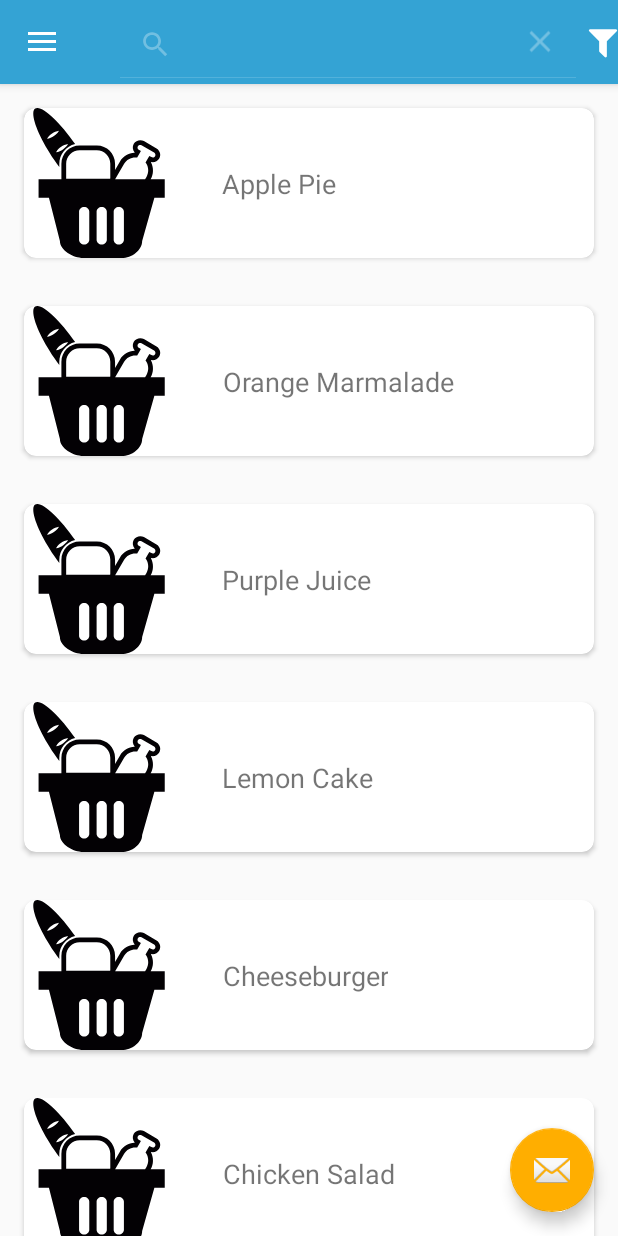
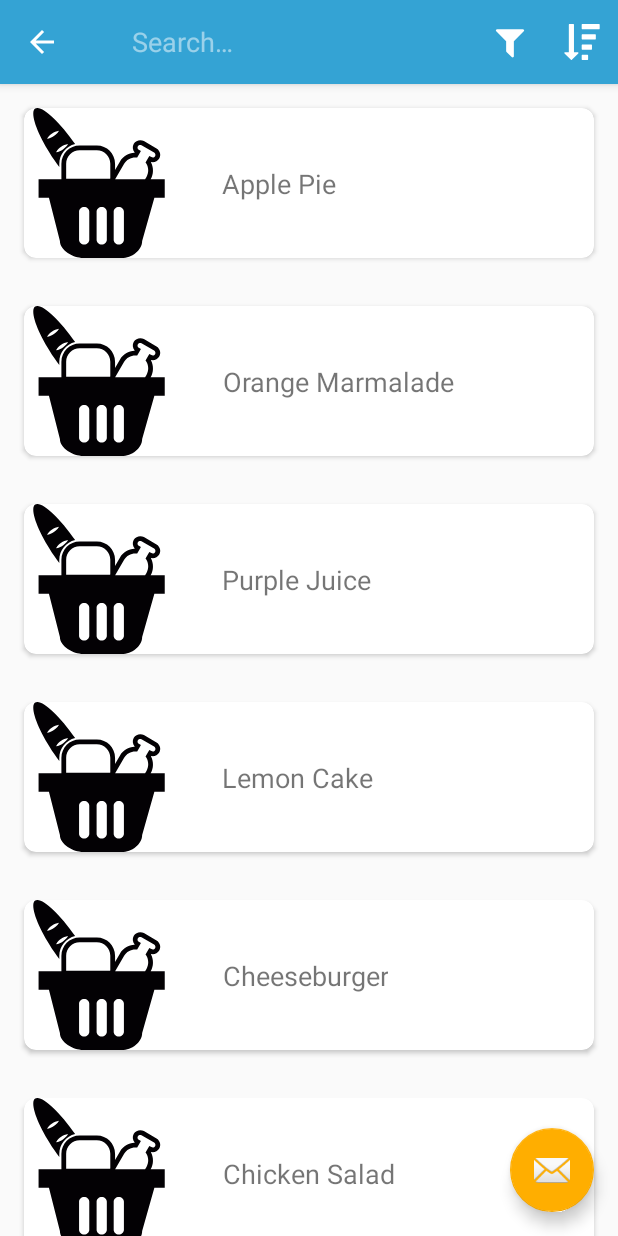
Before and after one commit to MusapKahraman/KitchenAssistant, an Android app: the fragment NotebookFragment placed in its activity, after a tap on "Search", on a phone screen of 412 x 824 dp. Run offline under Robolectric (Android 15) with nearby library versions, the phone set to English and light mode, and no system bars; our stand-ins replace Firebase (no records; nobody signed in at launch, a user with empty details on screens opened directly), Room's generated code; libraries missing offline, so code that uses them is left out: com.firebase.ui; pictures from the network do not load.

Commit message:
add: Utilize search view for recipes

```diff
--- a/app/src/main/AndroidManifest.xml
+++ b/app/src/main/AndroidManifest.xml
@@ -45,6 +45,7 @@
         <activity
             android:name=".activities.RecipeDetailActivity"
             android:label="@string/title_activity_recipe_detail"
+            android:launchMode="singleTop"
             android:parentActivityName=".activities.MainActivity"
             android:theme="@style/AppTheme.NoActionBar">
             <meta-data
--- a/app/src/main/java/com/example/kitchen/adapters/RecipesAdapter.java
+++ b/app/src/main/java/com/example/kitchen/adapters/RecipesAdapter.java
@@ -11,11 +11,13 @@ import android.widget.TextView;
 import com.example.kitchen.R;
 import com.example.kitchen.data.Recipe;
 
+import java.util.ArrayList;
 import java.util.List;
 
 public class RecipesAdapter extends RecyclerView.Adapter<RecipesAdapter.RecipeCardViewHolder> {
     private final OnRecipeClickListener mRecipeClickListener;
     private List<Recipe> mRecipes;
+    private List<Recipe> mFilteredRecipes;
 
     public RecipesAdapter(OnRecipeClickListener recipeClickListener) {
         mRecipeClickListener = recipeClickListener;
@@ -23,8 +25,8 @@ public class RecipesAdapter extends RecyclerView.Adapter<RecipesAdapter.RecipeCa
 
     @Override
     public int getItemCount() {
-        if (mRecipes != null) {
-            return mRecipes.size();
+        if (mFilteredRecipes != null) {
+            return mFilteredRecipes.size();
         } else {
             return 0;
         }
@@ -40,14 +42,31 @@ public class RecipesAdapter extends RecyclerView.Adapter<RecipesAdapter.RecipeCa
 
     @Override
     public void onBindViewHolder(@NonNull RecipeCardViewHolder holder, int position) {
-        if (mRecipes != null) {
+        if (mFilteredRecipes != null) {
             holder.bind(position);
         }
     }
 
     public void setRecipes(List<Recipe> recipes) {
         mRecipes = recipes;
+        mFilteredRecipes = recipes;
         notifyDataSetChanged();
+    }
+
+    public void filter(CharSequence charSequence) {
+        String charString = charSequence.toString();
+        if (!charString.isEmpty()) {
+            List<Recipe> filteredList = new ArrayList<>();
+            for (Recipe row : mRecipes) {
+                if (row.title.toLowerCase().contains(charString.toLowerCase()) || row.writer.contains(charSequence)) {
+                    filteredList.add(row);
+                }
+            }
+            mFilteredRecipes = filteredList;
+            notifyDataSetChanged();
+        } else {
+            setRecipes(mRecipes);
+        }
     }
 
     public class RecipeCardViewHolder extends RecyclerView.ViewHolder implements View.OnClickListener {
@@ -64,7 +83,7 @@ public class RecipesAdapter extends RecyclerView.Adapter<RecipesAdapter.RecipeCa
         }
 
         private void bind(int position) {
-            Recipe current = mRecipes.get(position);
+            Recipe current = mFilteredRecipes.get(position);
             recipeId = current.id;
             recipeName = current.title;
             recipeNameTextView.setText(recipeName);
--- a/app/src/main/java/com/example/kitchen/fragments/NotebookFragment.java
+++ b/app/src/main/java/com/example/kitchen/fragments/NotebookFragment.java
@@ -3,9 +3,11 @@ package com.example.kitchen.fragments;
 import android.content.Context;
 import android.os.Bundle;
 import android.support.annotation.NonNull;
+import android.support.design.widget.Snackbar;
 import android.support.v4.app.Fragment;
 import android.support.v7.widget.LinearLayoutManager;
 import android.support.v7.widget.RecyclerView;
+import android.support.v7.widget.SearchView;
 import android.util.Log;
 import android.view.LayoutInflater;
 import android.view.Menu;
@@ -30,6 +32,8 @@ public class NotebookFragment extends Fragment {
     private LinearLayoutManager mLayoutManager;
     private OnRecipeClickListener mClickListener;
     private int mFirstVisibleItemPos;
+    private View mRootView;
+    private NotebookAdapter mAdapter;
 
     public NotebookFragment() {
         // Required empty public constructor
@@ -56,26 +60,24 @@ public class NotebookFragment extends Fragment {
     public View onCreateView(@NonNull LayoutInflater inflater, ViewGroup container,
                              Bundle savedInstanceState) {
         // Inflate the layout for this fragment
-        View rootView = inflater.inflate(R.layout.fragment_recipes, container, false);
-
-        RecyclerView recyclerView = rootView.findViewById(R.id.rv_recipe_steps);
+        mRootView = inflater.inflate(R.layout.fragment_recipes, container, false);
+        RecyclerView recyclerView = mRootView.findViewById(R.id.rv_recipe_steps);
         mLayoutManager = new LinearLayoutManager(getContext());
         recyclerView.setLayoutManager(mLayoutManager);
         recyclerView.setHasFixedSize(true);
-        final NotebookAdapter adapter = new NotebookAdapter(mClickListener);
-        recyclerView.setAdapter(adapter);
+        mAdapter = new NotebookAdapter(mClickListener);
+        recyclerView.setAdapter(mAdapter);
         Bundle arguments = getArguments();
         if (arguments != null) {
             List<Recipe> recipes = arguments.getParcelableArrayList(KeyUtils.KEY_RECIPES);
-            adapter.setRecipes(recipes);
+            mAdapter.setRecipes(recipes);
             savedInstanceState = arguments.getBundle(KeyUtils.KEY_SAVED_STATE);
             if (savedInstanceState != null) {
                 mFirstVisibleItemPos = savedInstanceState.getInt(FIRST_ITEM);
                 mLayoutManager.scrollToPosition(mFirstVisibleItemPos);
             }
         }
-
-        return rootView;
+        return mRootView;
     }
 
     @Override
@@ -111,7 +113,22 @@ public class NotebookFragment extends Fragment {
         // Clear all current menu items
         menu.clear();
         // Add new menu items
-        inflater.inflate(R.menu.recipes, menu);
+        inflater.inflate(R.menu.menu_list_actions, menu);
+        // Associate searchable configuration with the SearchView
+        SearchView searchView = (SearchView) menu.findItem(R.id.app_bar_search).getActionView();
+        searchView.setOnQueryTextListener(new SearchView.OnQueryTextListener() {
+            @Override
+            public boolean onQueryTextSubmit(String query) {
+                mAdapter.filter(query);
+                return true;
+            }
+
+            @Override
+            public boolean onQueryTextChange(String newText) {
+                mAdapter.filter(newText);
+                return true;
+            }
+        });
         super.onCreateOptionsMenu(menu, inflater);
     }
 
@@ -119,9 +136,13 @@ public class NotebookFragment extends Fragment {
     public boolean onOptionsItemSelected(MenuItem item) {
         int id = item.getItemId();
 
-        //noinspection SimplifiableIfStatement
-        if (id == R.id.action_settings) {
-            return true;
+        switch (id) {
+            case R.id.app_bar_filter:
+                Snackbar.make(mRootView, "Filtering...", Snackbar.LENGTH_SHORT).show();
+                return true;
+            case R.id.app_bar_sort:
+                Snackbar.make(mRootView, "Sorting...", Snackbar.LENGTH_SHORT).show();
+                return true;
         }
 
         return super.onOptionsItemSelected(item);
--- a/app/src/main/java/com/example/kitchen/fragments/RecipesFragment.java
+++ b/app/src/main/java/com/example/kitchen/fragments/RecipesFragment.java
@@ -3,9 +3,11 @@ package com.example.kitchen.fragments;
 import android.content.Context;
 import android.os.Bundle;
 import android.support.annotation.NonNull;
+import android.support.design.widget.Snackbar;
 import android.support.v4.app.Fragment;
 import android.support.v7.widget.LinearLayoutManager;
 import android.support.v7.widget.RecyclerView;
+import android.support.v7.widget.SearchView;
 import android.util.Log;
 import android.view.LayoutInflater;
 import android.view.Menu;
@@ -30,6 +32,8 @@ public class RecipesFragment extends Fragment {
     private LinearLayoutManager mLayoutManager;
     private OnRecipeClickListener mClickListener;
     private int mFirstVisibleItemPos;
+    private View mRootView;
+    private RecipesAdapter mAdapter;
 
     public RecipesFragment() {
         // Required empty public constructor
@@ -56,25 +60,24 @@ public class RecipesFragment extends Fragment {
     public View onCreateView(@NonNull LayoutInflater inflater, ViewGroup container,
                              Bundle savedInstanceState) {
         // Inflate the layout for this fragment
-        View rootView = inflater.inflate(R.layout.fragment_recipes, container, false);
-        RecyclerView recyclerView = rootView.findViewById(R.id.rv_recipe_steps);
+        mRootView = inflater.inflate(R.layout.fragment_recipes, container, false);
+        RecyclerView recyclerView = mRootView.findViewById(R.id.rv_recipe_steps);
         mLayoutManager = new LinearLayoutManager(getContext());
         recyclerView.setLayoutManager(mLayoutManager);
         recyclerView.setHasFixedSize(true);
-        final RecipesAdapter adapter = new RecipesAdapter(mClickListener);
-        recyclerView.setAdapter(adapter);
+        mAdapter = new RecipesAdapter(mClickListener);
+        recyclerView.setAdapter(mAdapter);
         Bundle arguments = getArguments();
         if (arguments != null) {
             List<Recipe> recipes = arguments.getParcelableArrayList(KeyUtils.KEY_RECIPES);
-            adapter.setRecipes(recipes);
+            mAdapter.setRecipes(recipes);
             savedInstanceState = arguments.getBundle(KeyUtils.KEY_SAVED_STATE);
             if (savedInstanceState != null) {
                 mFirstVisibleItemPos = savedInstanceState.getInt(FIRST_ITEM);
                 mLayoutManager.scrollToPosition(mFirstVisibleItemPos);
             }
         }
-
-        return rootView;
+        return mRootView;
     }
 
     @Override
@@ -110,7 +113,22 @@ public class RecipesFragment extends Fragment {
         // Clear all current menu items
         menu.clear();
         // Add new menu items
-        inflater.inflate(R.menu.recipes, menu);
+        inflater.inflate(R.menu.menu_list_actions, menu);
+        // Associate searchable configuration with the SearchView
+        SearchView searchView = (SearchView) menu.findItem(R.id.app_bar_search).getActionView();
+        searchView.setOnQueryTextListener(new SearchView.OnQueryTextListener() {
+            @Override
+            public boolean onQueryTextSubmit(String query) {
+                mAdapter.filter(query);
+                return true;
+            }
+
+            @Override
+            public boolean onQueryTextChange(String newText) {
+                mAdapter.filter(newText);
+                return true;
+            }
+        });
         super.onCreateOptionsMenu(menu, inflater);
     }
 
@@ -118,9 +136,13 @@ public class RecipesFragment extends Fragment {
     public boolean onOptionsItemSelected(MenuItem item) {
         int id = item.getItemId();
 
-        //noinspection SimplifiableIfStatement
-        if (id == R.id.action_settings) {
-            return true;
+        switch (id) {
+            case R.id.app_bar_filter:
+                Snackbar.make(mRootView, "Filtering...", Snackbar.LENGTH_SHORT).show();
+                return true;
+            case R.id.app_bar_sort:
+                Snackbar.make(mRootView, "Sorting...", Snackbar.LENGTH_SHORT).show();
+                return true;
         }
 
         return super.onOptionsItemSelected(item);
--- a/app/src/main/res/drawable/side_nav_bar.xml
+++ b/app/src/main/res/drawable/side_nav_bar.xml
@@ -2,8 +2,8 @@
     android:shape="rectangle">
     <gradient
         android:angle="135"
-        android:centerColor="#00688b"
-        android:endColor="#000000"
+        android:centerColor="@color/nav_gradient_center"
+        android:endColor="@color/nav_gradient_end"
         android:startColor="@color/nav_gradient_start"
         android:type="linear" />
 </shape>
--- a/app/src/main/res/menu/recipes.xml
+++ b/app/src/main/res/menu/menu_list_actions.xml
@@ -5,13 +5,15 @@
         android:id="@+id/app_bar_search"
         android:icon="@drawable/ic_search"
         android:title="@string/search"
-        app:actionViewClass="android.widget.SearchView"
-        app:showAsAction="ifRoom" />
+        app:actionViewClass="android.support.v7.widget.SearchView"
+        app:showAsAction="collapseActionView|ifRoom" />
     <item
+        android:id="@+id/app_bar_filter"
         android:icon="@drawable/ic_filter"
         android:title="@string/filter"
         app:showAsAction="ifRoom" />
     <item
+        android:id="@+id/app_bar_sort"
         android:icon="@drawable/ic_menu_sort"
         android:title="@string/sort"
         app:showAsAction="ifRoom" />
```
Also changed, not shown: app/src/main/java/com/example/kitchen/adapters/NotebookAdapter.java (+23 -4 lines).
